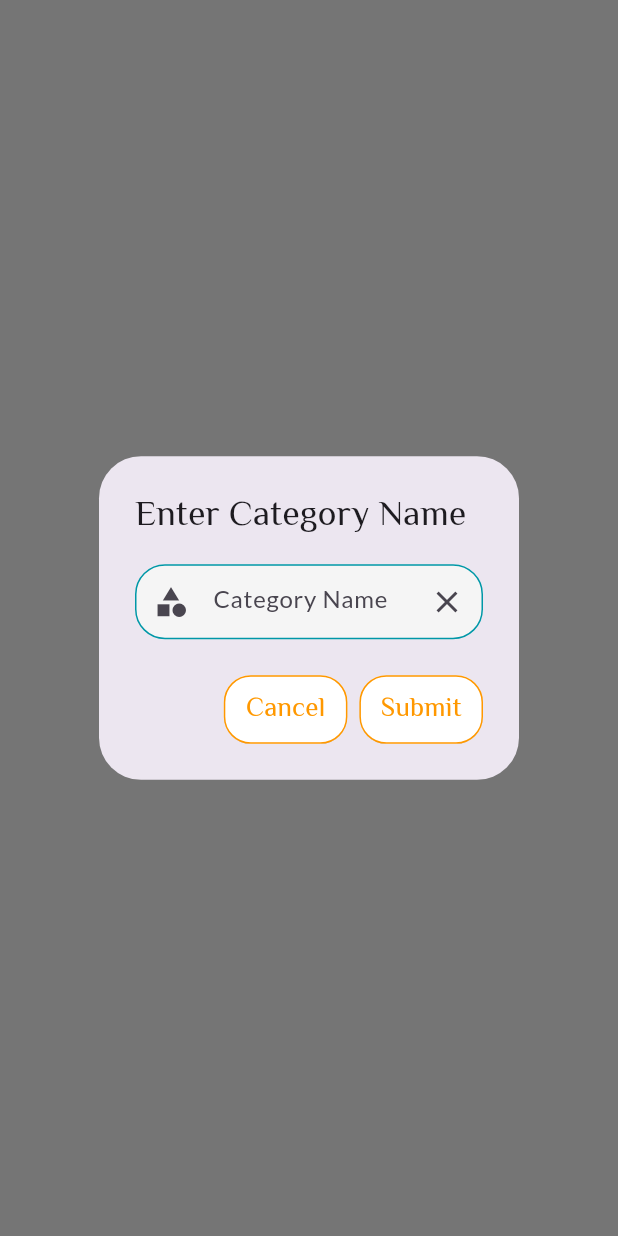
After one commit to MahmoudDe/medicine-warehouse-app, a Flutter app: the HomeScreen screen opened by its route, after a tap on "Add Category", on a phone screen of 412 x 824 dp. The commit adds this screen. Run offline on Flutter 3.47's test engine with Material 3 defaults, Android fonts, the phone set to English and light mode, and no system bars; our stand-ins replace dio, google_fonts, google_nav_bar, iconsax, shared_preferences; accounts and stored records are empty.

Commit message:
change front admin

```diff
--- a/frontend/warehouse_owner/lib/main.dart
+++ b/frontend/warehouse_owner/lib/main.dart
@@ -4,6 +4,7 @@ import 'package:warehouse_owner_app/screens/HomePage.dart';
 import 'package:warehouse_owner_app/screens/LoginPage.dart';
 import 'package:warehouse_owner_app/screens/NewMedicine.dart';
 import 'package:warehouse_owner_app/screens/Orders.dart';
+import 'package:warehouse_owner_app/widgets/CategoryInput.dart';
 import 'Provider/Medicine_Provider.dart';
 
 void main() {
@@ -40,6 +41,7 @@ class MyApp extends StatelessWidget {
         '/home': (context) => HomeScreen(),
         '/orders': (context) => OrderPage(),
         '/make_medicine': (context) => NewMedicineForm(),
+        '/make_category': (context) => CategoryInput(),
         LoginPage.routeName: (context) =>  LoginPage()
       },
     );
--- /dev/null
+++ b/frontend/warehouse_owner/lib/widgets/CategoryInput.dart
@@ -0,0 +1,68 @@
+import 'package:flutter/material.dart';
+
+import '../Server/server.dart';
+import 'BorderButton.dart';
+import 'TextField.dart';
+
+class CategoryInput extends StatefulWidget {
+  @override
+  _CategoryInputState createState() => _CategoryInputState();
+}
+
+class _CategoryInputState extends State<CategoryInput> {
+  final _controller = TextEditingController();
+
+  @override
+  void initState() {
+    super.initState();
+    WidgetsBinding.instance?.addPostFrameCallback((_) {
+      _showDialog();
+    });
+  }
+
+  void _showDialog() {
+    showDialog(
+      context: context,
+      builder: (BuildContext context) {
+        return AlertDialog(
+          title: Text('Enter Category Name'),
+          content: CustomTextField(
+            controller: _controller,
+            hintText: 'Category Name',
+            prefixIcon: Icons.category,
+          ),
+          actions: <Widget>[
+            BorderButton(
+              text: 'Cancel',
+              onPressed: () {
+                Navigator.of(context).pop();
+                Navigator.pushNamed(context, '/home');
+              },
+            ),
+            BorderButton(
+              text: 'Submit',
+              onPressed: () async {
+                // Call the addCategory method here
+                await Server().addCategory({'name': _controller.text});
+
+                // Clear the text field and show a success message
+                _controller.clear();
+                Navigator.pushNamed(context, '/home');
+                ScaffoldMessenger.of(context).showSnackBar(
+                  SnackBar(content: Text('Category created successfully')),
+                );
+                Navigator.of(context).pop();
+              },
+            ),
+          ],
+        );
+      },
+    );
+  }
+
+
+  @override
+  Widget build(BuildContext context) {
+    return Container();
+  }
+}
--- a/frontend/warehouse_owner/lib/widgets/Filters.dart
+++ b/frontend/warehouse_owner/lib/widgets/Filters.dart
@@ -76,9 +76,9 @@ class _FiltersState extends State<Filters> {
             padding: const EdgeInsets.all(16.0),
             child: CustomElevatedButton(
               onPressed: () {
-                // Navigate to the page for adding medicines
+                Navigator.pushNamed(context, '/make_category');
               },
-              text: 'Add Medicine',
+              text: 'Add Category',
             ),
           ),
         ],
```
Also changed, not shown: frontend/warehouse_owner/lib/Server/server.dart (+28 -0 lines).
